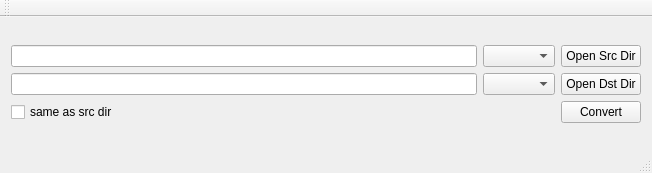
First picture: the form in mainwindow.ui, repository shengyu7697/ImageFormatConverter, before the edit.
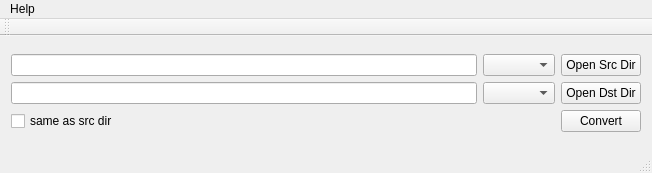
Second picture: the form after the edit.

The edit to the form file:
```diff
--- a/mainwindow.ui
+++ b/mainwindow.ui
@@ -70,6 +70,13 @@
      <height>25</height>
     </rect>
    </property>
+   <widget class="QMenu" name="menuHelp">
+    <property name="title">
+     <string>Help</string>
+    </property>
+    <addaction name="actionAbout"/>
+   </widget>
+   <addaction name="menuHelp"/>
   </widget>
   <widget class="QToolBar" name="mainToolBar">
    <attribute name="toolBarArea">
```
Left out of the diff: 5 changed lines with no effect on the pictures.
